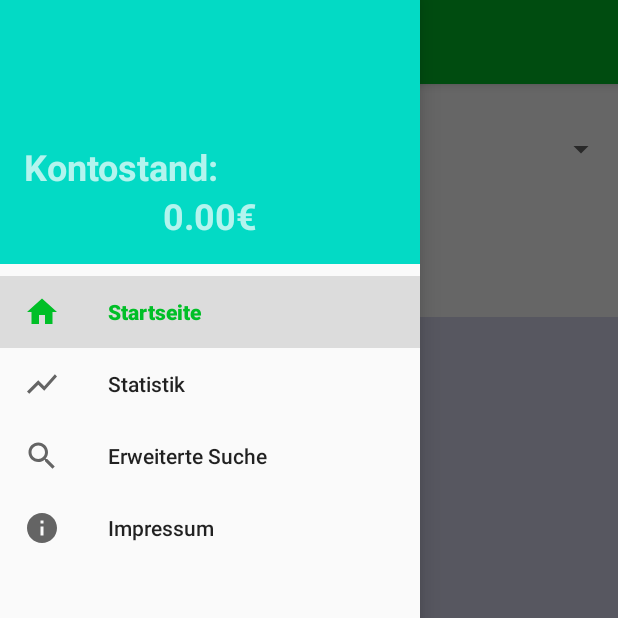
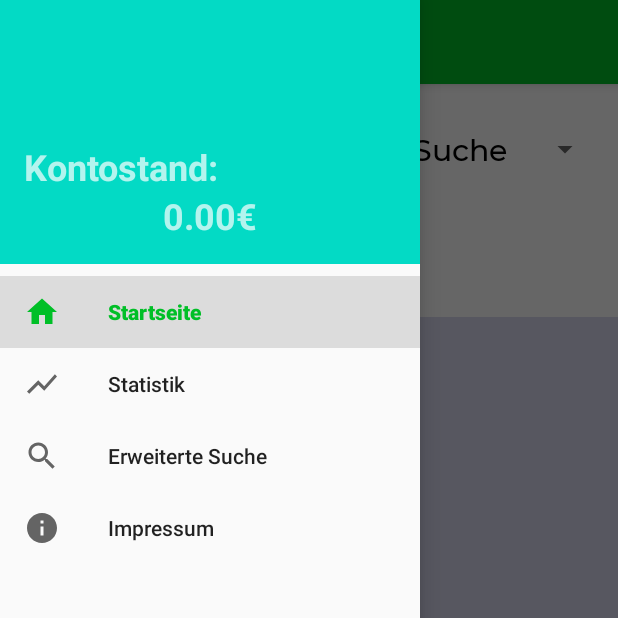
Before and after one commit to haidepzai/Finance-Manager-Android, an Android app: the fragment SearchFragment placed in its activity, with the side drawer open, on a phone screen of 412 x 824 dp, the top half of it. Run offline under Robolectric (Android 15) with nearby library versions, the phone set to English and light mode, and no system bars; our stand-ins replace Room's generated code.

Commit message:
Commented buggy search function out + better style for advanced search

```diff
--- a/FinanceManager/app/src/main/java/de/hdmstuttgart/financemanager/Activity/MainActivity.java
+++ b/FinanceManager/app/src/main/java/de/hdmstuttgart/financemanager/Activity/MainActivity.java
@@ -146,20 +146,22 @@ public class MainActivity extends AppCompatActivity implements NavigationView.On
         MenuInflater inflater = getMenuInflater();
         inflater.inflate(R.menu.drawer_menu, menu);
 
-        MenuItem searchItem = menu.findItem(R.id.action_search);
-        SearchView searchView = (SearchView) searchItem.getActionView();
-        searchView.setOnQueryTextListener(new SearchView.OnQueryTextListener() {
-            @Override
-            public boolean onQueryTextSubmit(String query) {
-                return false;
-            }
 
-            @Override
-            public boolean onQueryTextChange(String newText) {
-                MainFragment.mAdapter.getFilter().filter(newText);
-                return false;
-            }
-        });
+
+//        MenuItem searchItem = menu.findItem(R.id.action_search);
+//        SearchView searchView = (SearchView) searchItem.getActionView();
+//        searchView.setOnQueryTextListener(new SearchView.OnQueryTextListener() {
+//            @Override
+//            public boolean onQueryTextSubmit(String query) {
+//                return false;
+//            }
+//
+//            @Override
+//            public boolean onQueryTextChange(String newText) {
+//                MainFragment.mAdapter.getFilter().filter(newText);
+//                return false;
+//            }
+//        });
         return true;
     }
 
@@ -174,6 +176,12 @@ public class MainActivity extends AppCompatActivity implements NavigationView.On
     //Das Menü (3-dots Menü oben rechts) ausblenden
     @Override
     public boolean onPrepareOptionsMenu(Menu menu) {
+
+        //TODO: Hide problematic search function
+        MenuItem item = menu.findItem(R.id.action_search);
+        if (item != null)
+            item.setVisible(false);
+
         MenuItem home_item = menu.findItem(R.id.nav_home);
         home_item.setVisible(false);
         MenuItem chart_item = menu.findItem(R.id.nav_chart);
--- a/FinanceManager/app/src/main/java/de/hdmstuttgart/financemanager/Fragments/SearchFragment.java
+++ b/FinanceManager/app/src/main/java/de/hdmstuttgart/financemanager/Fragments/SearchFragment.java
@@ -51,7 +51,7 @@ public class SearchFragment extends Fragment implements RecyclerViewAdapter.OnNo
     private ArrayList<Transaction> resultList;
 
     private ArrayList<String> searchSpinnerList = new ArrayList<>();
-    private String searchItem = "Zweck"; //Standardwert des Spinners;
+    private String searchItem = "Freie Suche"; //Standardwert des Spinners;
 
     private Spinner searchCategorySpinner;
     private String category;
@@ -70,9 +70,9 @@ public class SearchFragment extends Fragment implements RecyclerViewAdapter.OnNo
         super.onCreate(savedInstanceState);
 
         resultList = new ArrayList<>();
-        searchSpinnerList.add("Zweck");
+        searchSpinnerList.add("Freie Suche");
         searchSpinnerList.add("Kategorie");
-        searchSpinnerList.add("Zahlungsmethode");
+        searchSpinnerList.add("Zahlungsart");
         searchSpinnerList.add("Betrag");
         searchSpinnerList.add("Datum");
 
@@ -117,7 +117,7 @@ public class SearchFragment extends Fragment implements RecyclerViewAdapter.OnNo
                 searchItem = parent.getItemAtPosition(position).toString();
 
                 switch (searchItem) {
-                    case "Zweck":
+                    case "Freie Suche":
                         searchPurpose.setVisibility(View.VISIBLE);
                         searchCategorySpinner.setVisibility(View.GONE);
                         searchMethodSpinner.setVisibility(View.GONE);
@@ -135,7 +135,7 @@ public class SearchFragment extends Fragment implements RecyclerViewAdapter.OnNo
                         searchDate1.setVisibility(View.GONE);
                         searchDate2.setVisibility(View.GONE);
                         break;
-                    case "Zahlungsmethode":
+                    case "Zahlungsart":
                         searchPurpose.setVisibility(View.GONE);
                         searchCategorySpinner.setVisibility(View.GONE);
                         searchMethodSpinner.setVisibility(View.VISIBLE);
@@ -292,7 +292,7 @@ public class SearchFragment extends Fragment implements RecyclerViewAdapter.OnNo
         searchDate2.setBackgroundResource(R.drawable.edit_border);
 
         switch (searchItem) {
-            case "Zweck":
+            case "Freie Suche":
                 resultList.clear();
                 if (searchPurpose.getText().toString().equals("")) {
                     Toast.makeText(getContext(), "Bitte einen Suchbegriff angeben", Toast.LENGTH_LONG).show();
--- a/FinanceManager/app/src/main/res/layout/fragment_search.xml
+++ b/FinanceManager/app/src/main/res/layout/fragment_search.xml
@@ -107,12 +107,10 @@
                 android:layout_width="match_parent"
                 android:layout_height="wrap_content"
                 android:layout_gravity="center_vertical"
-                android:layout_marginStart="10dp"
-                android:layout_marginTop="10dp"
-                android:layout_marginBottom="10dp"
+                android:layout_margin="5dp"
                 android:padding="10dp"
                 android:textColor="@android:color/black"
-                android:textSize="20sp"
+                android:textSize="18sp"
                 android:visibility="gone"/>
 
             <Spinner
@@ -120,12 +118,10 @@
                 android:layout_width="match_parent"
                 android:layout_height="wrap_content"
                 android:layout_gravity="center_vertical"
-                android:layout_marginStart="10dp"
-                android:layout_marginTop="10dp"
-                android:layout_marginBottom="10dp"
+                android:layout_margin="5dp"
                 android:padding="10dp"
                 android:textColor="@android:color/black"
-                android:textSize="20sp"
+                android:textSize="18sp"
                 android:visibility="gone"/>
 
         </LinearLayout>
@@ -138,17 +134,15 @@
 
             <Spinner
                 android:id="@+id/searchSpinner"
-                android:layout_width="210dp"
+                android:layout_width="190dp"
                 android:layout_height="match_parent"
-                android:layout_marginStart="10dp"
-                android:layout_marginTop="10dp"
-                android:layout_marginBottom="10dp"
-                android:layout_marginEnd="10dp"
+                android:layout_margin="5dp"
                 android:lines="1"
                 android:maxLines="1"
                 android:padding="10dp"
                 android:singleLine="true"
-                android:spinnerMode="dropdown" />
+                android:spinnerMode="dropdown"
+                android:textSize="18sp" />
 
         </LinearLayout>
 
```
